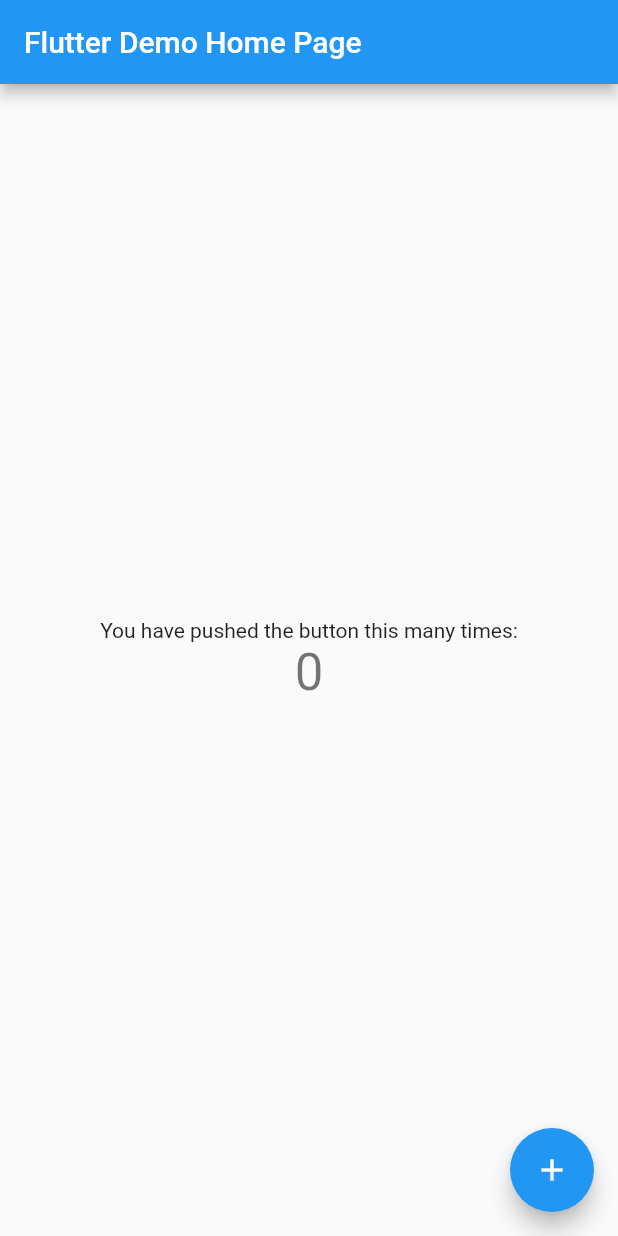
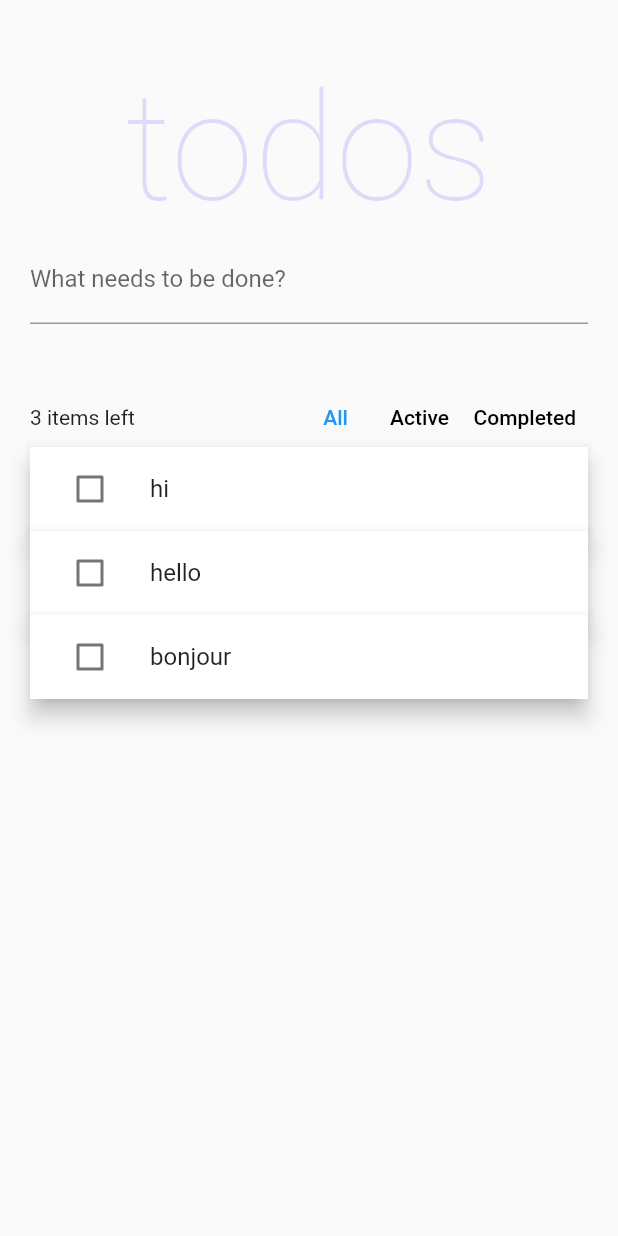
Before and after one commit to fahmi54321/todo_app_dengan_riverpod, a Flutter app: the screen it shows after launch, on a phone screen of 412 x 824 dp. Run offline on Flutter 3.47's test engine with Material 2 defaults, Android fonts, the phone set to English and light mode, and no system bars; our stand-ins replace flutter_hooks, flutter_riverpod, hooks_riverpod; Roboto replaces fonts that are missing (Helvetica Neue).

Commit message:
todo app dengan riverpod

```diff
--- a/lib/main.dart
+++ b/lib/main.dart
@@ -1,7 +1,13 @@
 import 'package:flutter/material.dart';
+import 'package:flutter_riverpod/flutter_riverpod.dart';
+import 'package:todo_app_dengan_riverpod/todo_page.dart';
 
 void main() {
-  runApp(const MyApp());
+  runApp(
+    const ProviderScope(
+      child: MyApp(),
+    ),
+  );
 }
 
 class MyApp extends StatelessWidget {
@@ -13,103 +19,9 @@ class MyApp extends StatelessWidget {
     return MaterialApp(
       title: 'Flutter Demo',
       theme: ThemeData(
-        // This is the theme of your application.
-        //
-        // Try running your application with "flutter run". You'll see the
-        // application has a blue toolbar. Then, without quitting the app, try
-        // changing the primarySwatch below to Colors.green and then invoke
-        // "hot reload" (press "r" in the console where you ran "flutter run",
-        // or simply save your changes to "hot reload" in a Flutter IDE).
-        // Notice that the counter didn't reset back to zero; the application
-        // is not restarted.
         primarySwatch: Colors.blue,
       ),
-      home: const MyHomePage(title: 'Flutter Demo Home Page'),
+      home: TodoPage(),
     );
   }
 }
-
-class MyHomePage extends StatefulWidget {
-  const MyHomePage({super.key, required this.title});
-
-  // This widget is the home page of your application. It is stateful, meaning
-  // that it has a State object (defined below) that contains fields that affect
-  // how it looks.
-
-  // This class is the configuration for the state. It holds the values (in this
-  // case the title) provided by the parent (in this case the App widget) and
-  // used by the build method of the State. Fields in a Widget subclass are
-  // always marked "final".
-
-  final String title;
-
-  @override
-  State<MyHomePage> createState() => _MyHomePageState();
-}
-
-class _MyHomePageState extends State<MyHomePage> {
-  int _counter = 0;
-
-  void _incrementCounter() {
-    setState(() {
-      // This call to setState tells the Flutter framework that something has
-      // changed in this State, which causes it to rerun the build method below
-      // so that the display can reflect the updated values. If we changed
-      // _counter without calling setState(), then the build method would not be
-      // called again, and so nothing would appear to happen.
-      _counter++;
-    });
-  }
-
-  @override
-  Widget build(BuildContext context) {
-    // This method is rerun every time setState is called, for instance as done
-    // by the _incrementCounter method above.
-    //
-    // The Flutter framework has been optimized to make rerunning build methods
-    // fast, so that you can just rebuild anything that needs updating rather
-    // than having to individually change instances of widgets.
-    return Scaffold(
-      appBar: AppBar(
-        // Here we take the value from the MyHomePage object that was created by
-        // the App.build method, and use it to set our appbar title.
-        title: Text(widget.title),
-      ),
-      body: Center(
-        // Center is a layout widget. It takes a single child and positions it
-        // in the middle of the parent.
-        child: Column(
-          // Column is also a layout widget. It takes a list of children and
-          // arranges them vertically. By default, it sizes itself to fit its
-          // children horizontally, and tries to be as tall as its parent.
-          //
-          // Invoke "debug painting" (press "p" in the console, choose the
-          // "Toggle Debug Paint" action from the Flutter Inspector in Android
-          // Studio, or the "Toggle Debug Paint" command in Visual Studio Code)
-          // to see the wireframe for each widget.
-          //
-          // Column has various properties to control how it sizes itself and
-          // how it positions its children. Here we use mainAxisAlignment to
-          // center the children vertically; the main axis here is the vertical
-          // axis because Columns are vertical (the cross axis would be
-          // horizontal).
-          mainAxisAlignment: MainAxisAlignment.center,
-          children: <Widget>[
-            const Text(
-              'You have pushed the button this many times:',
-            ),
-            Text(
-              '$_counter',
-              style: Theme.of(context).textTheme.headline4,
-            ),
-          ],
-        ),
-      ),
-      floatingActionButton: FloatingActionButton(
-        onPressed: _incrementCounter,
-        tooltip: 'Increment',
-        child: const Icon(Icons.add),
-      ), // This trailing comma makes auto-formatting nicer for build methods.
-    );
-  }
-}
--- /dev/null
+++ b/lib/provider/provider.dart
@@ -0,0 +1,37 @@
+import 'package:flutter_riverpod/flutter_riverpod.dart';
+import 'package:todo_app_dengan_riverpod/provider/todo_filter_provider.dart';
+import 'package:todo_app_dengan_riverpod/provider/todo_provider.dart';
+
+final todoProvider = StateNotifierProvider<TodoList, List<Todo>>((ref) {
+  return TodoList(const [
+    Todo(id: 'todo-0', description: 'hi'),
+    Todo(id: 'todo-1', description: 'hello'),
+    Todo(id: 'todo-2', description: 'bonjour'),
+  ]);
+});
+
+final unCompletedTodosCount = Provider<int>((ref) {
+  return ref.watch(todoProvider).where((todo) => !todo.completed).length;
+});
+
+final todoListFilter = StateNotifierProvider<TodoFilter, TodoListFilter>((ref) {
+  return TodoFilter();
+});
+
+final filteredTodos = Provider<List<Todo>>((ref) {
+  final filter = ref.watch(todoListFilter);
+  final todos = ref.watch(todoProvider);
+
+  switch (filter) {
+    case TodoListFilter.completed:
+      return todos.where((todo) => todo.completed).toList();
+    case TodoListFilter.active:
+      return todos.where((todo) => !todo.completed).toList();
+    default:
+      return todos;
+  }
+});
+
+final currentTodo = Provider<Todo>(
+  (ref) => throw UnimplementedError(),
+);
--- /dev/null
+++ b/lib/provider/todo_filter_provider.dart
@@ -0,0 +1,15 @@
+import 'package:flutter_riverpod/flutter_riverpod.dart';
+
+enum TodoListFilter {
+  all,
+  active,
+  completed,
+}
+
+class TodoFilter extends StateNotifier<TodoListFilter> {
+  TodoFilter() : super(TodoListFilter.all);
+
+  void changeFilter(TodoListFilter filter) {
+    state = filter;
+  }
+}
--- /dev/null
+++ b/lib/todo_page.dart
@@ -0,0 +1,233 @@
+import 'package:flutter/material.dart';
+import 'package:flutter_hooks/flutter_hooks.dart';
+import 'package:hooks_riverpod/hooks_riverpod.dart';
+import 'package:todo_app_dengan_riverpod/provider/provider.dart';
+import 'package:todo_app_dengan_riverpod/provider/todo_filter_provider.dart';
+
+final addTodoKey = UniqueKey();
+final allFilterKey = UniqueKey();
+final activeFilterKey = UniqueKey();
+final completedFilterKey = UniqueKey();
+
+class TodoPage extends HookConsumerWidget {
+  TodoPage({
+    super.key,
+  });
+
+  final TextEditingController newTodoController = TextEditingController();
+
+  @override
+  Widget build(BuildContext context, WidgetRef ref) {
+    final todos = ref.watch(filteredTodos);
+    return Scaffold(
+      body: Padding(
+        padding: const EdgeInsets.symmetric(horizontal: 20, vertical: 40),
+        child: Column(
+          children: [
+            const Title(),
+            TextField(
+              key: addTodoKey,
+              controller: newTodoController,
+              decoration: const InputDecoration(
+                labelText: 'What needs to be done?',
+              ),
+              onSubmitted: (value) {
+                ref.read(todoProvider.notifier).add(value);
+                newTodoController.clear();
+              },
+            ),
+            const SizedBox(height: 42),
+            const Toolbar(),
+            Expanded(
+              child: ListView.builder(
+                itemCount: todos.length,
+                itemBuilder: (context, index) {
+                  return Dismissible(
+                    key: ValueKey(todos[index].id),
+                    onDismissed: (_) {
+                      ref.read(todoProvider.notifier).remove(
+                            todos[index],
+                          );
+                    },
+                    child: ProviderScope(overrides: [
+                      currentTodo.overrideWithValue(
+                        todos[index],
+                      ),
+                    ], child: TodoItem()),
+                  );
+                },
+              ),
+            ),
+          ],
+        ),
+      ),
+    );
+  }
+}
+
+class Title extends StatelessWidget {
+  const Title({Key? key}) : super(key: key);
+
+  @override
+  Widget build(BuildContext context) {
+    return const Text(
+      'todos',
+      textAlign: TextAlign.center,
+      style: TextStyle(
+        color: Color.fromARGB(38, 47, 47, 247),
+        fontSize: 100,
+        fontWeight: FontWeight.w100,
+        fontFamily: 'Helvetica Neue',
+      ),
+    );
+  }
+}
+
+class Toolbar extends HookConsumerWidget {
+  const Toolbar({
+    Key? key,
+  }) : super(key: key);
+
+  @override
+  Widget build(BuildContext context, WidgetRef ref) {
+    final filter = ref.watch(todoListFilter);
+    Color? textColorFor(TodoListFilter value) {
+      return filter == value ? Colors.blue : Colors.black;
+    }
+
+    return Material(
+      child: Row(
+        mainAxisAlignment: MainAxisAlignment.spaceBetween,
+        children: [
+          Expanded(
+            child: Text(
+              '${ref.watch(unCompletedTodosCount)} items left',
+              overflow: TextOverflow.ellipsis,
+            ),
+          ),
+          Tooltip(
+            key: allFilterKey,
+            message: 'All todos',
+            child: TextButton(
+              onPressed: () => ref
+                  .read(todoListFilter.notifier)
+                  .changeFilter(TodoListFilter.all),
+              style: ButtonStyle(
+                visualDensity: VisualDensity.compact,
+                foregroundColor: MaterialStateProperty.all(
+                  textColorFor(TodoListFilter.all),
+                ),
+              ),
+              child: const Text('All'),
+            ),
+          ),
+          Tooltip(
+            key: activeFilterKey,
+            message: 'Only uncompleted todos',
+            child: TextButton(
+              onPressed: () => ref
+                  .read(todoListFilter.notifier)
+                  .changeFilter(TodoListFilter.active),
+              style: ButtonStyle(
+                visualDensity: VisualDensity.compact,
+                foregroundColor: MaterialStateProperty.all(
+                  textColorFor(TodoListFilter.active),
+                ),
+              ),
+              child: const Text('Active'),
+            ),
+          ),
+          Tooltip(
+            key: completedFilterKey,
+            message: 'Only completed todos',
+            child: TextButton(
+              onPressed: () => ref
+                  .read(todoListFilter.notifier)
+                  .changeFilter(TodoListFilter.completed),
+              style: ButtonStyle(
+                visualDensity: VisualDensity.compact,
+                foregroundColor: MaterialStateProperty.all(
+                  textColorFor(TodoListFilter.completed),
+                ),
+              ),
+              child: const Text('Completed'),
+            ),
+          ),
+        ],
+      ),
+    );
+  }
+}
+
+class TodoItem extends HookConsumerWidget {
+  const TodoItem({
+    Key? key,
+  }) : super(key: key);
+
+  @override
+  Widget build(BuildContext context, WidgetRef ref) {
+    final todo = ref.watch(currentTodo);
+    final itemFocusNode = useFocusNode();
+    final itemIsFocused = useIsFocused(itemFocusNode);
+
+    final textEditingController = useTextEditingController();
+    final textFieldFocusNode = useFocusNode();
+
+    return Material(
+      color: Colors.white,
+      elevation: 6,
+      child: Focus(
+        focusNode: itemFocusNode,
+        onFocusChange: (focused) {
+          if (focused) {
+            textEditingController.text = todo.description;
+          } else {
+            ref.read(todoProvider.notifier).edit(
+                  id: todo.id,
+                  description: textEditingController.text,
+                );
+          }
+        },
+        child: ListTile(
+          onTap: () {
+            itemFocusNode.requestFocus();
+            textFieldFocusNode.requestFocus();
+          },
+          leading: Checkbox(
+            value: false,
+            onChanged: (value) => ref.read(todoProvider.notifier).toggle(
+                  todo.id,
+                ),
+          ),
+          title: itemIsFocused
+              ? TextField(
+                  autofocus: true,
+                  focusNode: textFieldFocusNode,
+                  controller: textEditingController,
+                )
+              : Text(
+                  todo.description,
+                ),
+        ),
+      ),
+    );
+  }
+
+  bool useIsFocused(FocusNode node) {
+    final isFocused = useState(node.hasFocus);
+
+    useEffect(
+      () {
+        void listener() {
+          isFocused.value = node.hasFocus;
+        }
+
+        node.addListener(listener);
+        return () => node.removeListener(listener);
+      },
+      [node],
+    );
+
+    return isFocused.value;
+  }
+}
--- a/pubspec.yaml
+++ b/pubspec.yaml
@@ -36,6 +36,10 @@ dependencies:
   # The following adds the Cupertino Icons font to your application.
   # Use with the CupertinoIcons class for iOS style icons.
   cupertino_icons: ^1.0.2
+  flutter_riverpod: ^2.1.1
+  flutter_hooks: ^0.18.5+1
+  hooks_riverpod: ^2.1.1
+  uuid: ^3.0.7
 
 dev_dependencies:
   flutter_test:
```
Also changed, not shown: lib/provider/todo_provider.dart (added, +72 -0 lines), pubspec.lock, 2 other files.
